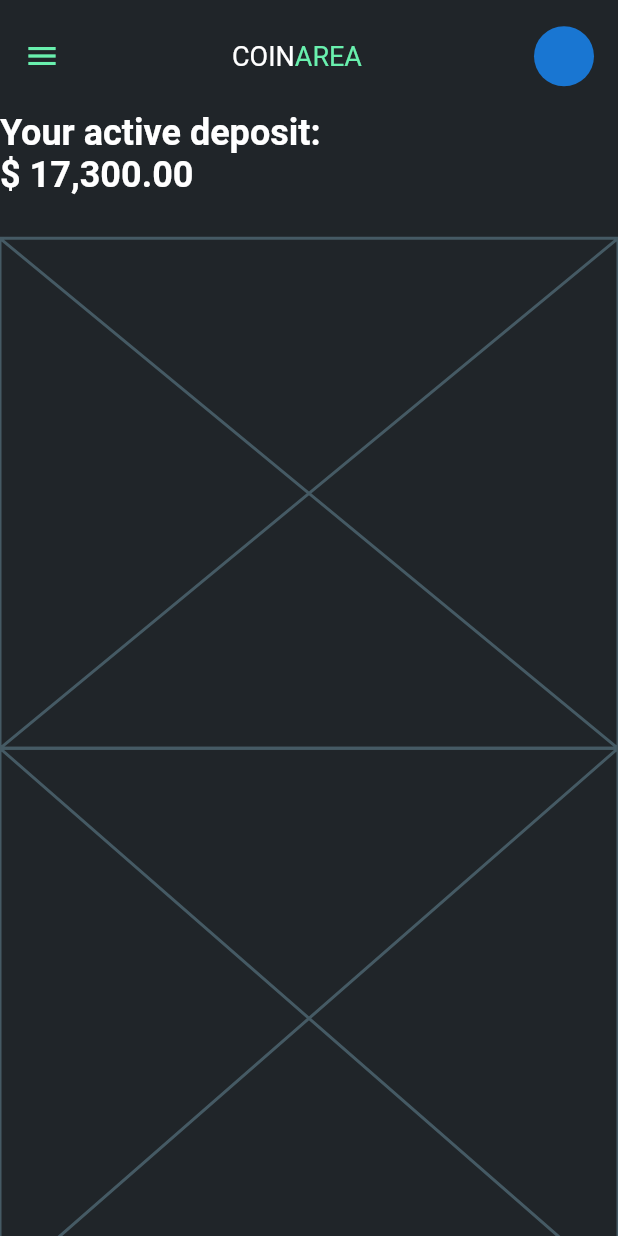
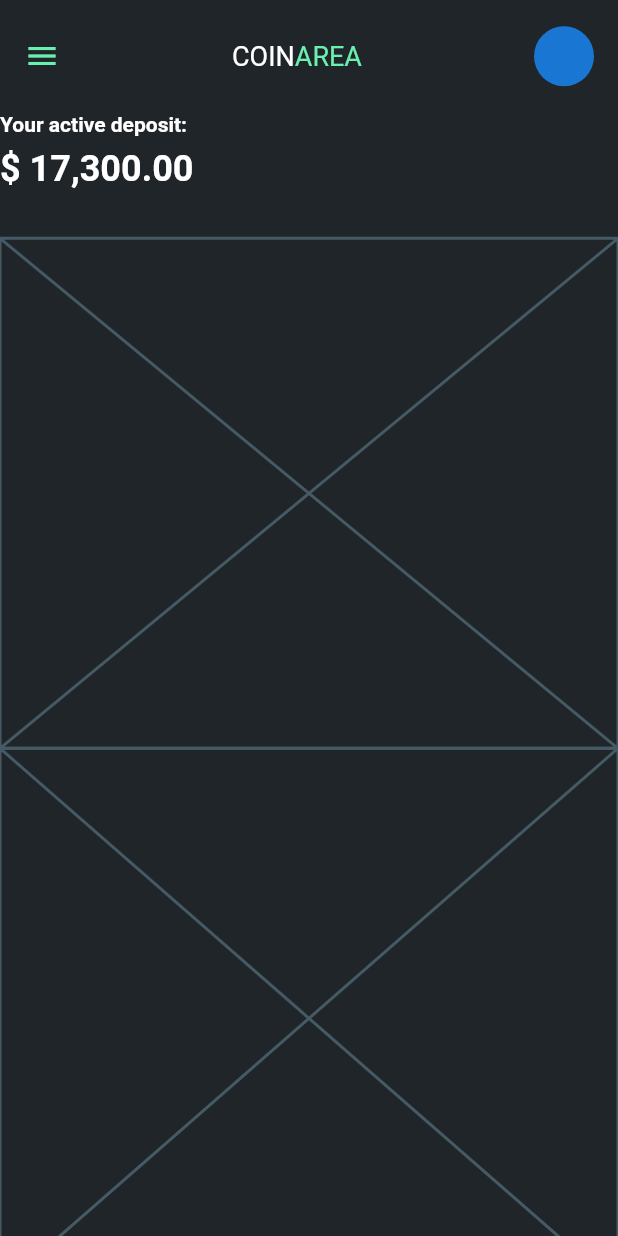
Before and after one commit to JAICHANGPARK/flutter_notebook_12th_story, a Flutter app: the screen it shows after launch, on a phone screen of 412 x 824 dp. Run offline on Flutter 3.47's test engine with Material 2 defaults, Android fonts, the phone set to English and light mode, and no system bars; our stand-ins replace get, google_fonts, line_icons, percent_indicator, smooth_page_indicator; missing offline and left inert: bezier_chart, xlive_switch.

Commit message:
Update coin_area_home_page.dart

```diff
--- a/lib/ep774_coin_area_app/ui/coin_area_home_page.dart
+++ b/lib/ep774_coin_area_app/ui/coin_area_home_page.dart
@@ -52,10 +52,11 @@ class _CoinAreaHomeAppState extends State<CoinAreaHomePage> {
                               "Your active deposit:",
                               style: TextStyle(
                                 color: Colors.white,
-                                fontSize: 24,
+                                fontSize: 14,
                                 fontWeight: FontWeight.bold,
                               ),
                             ),
+                            SizedBox(height: 8,),
                             Text(
                               "\$ 17,300.00",
                               style: TextStyle(
```
